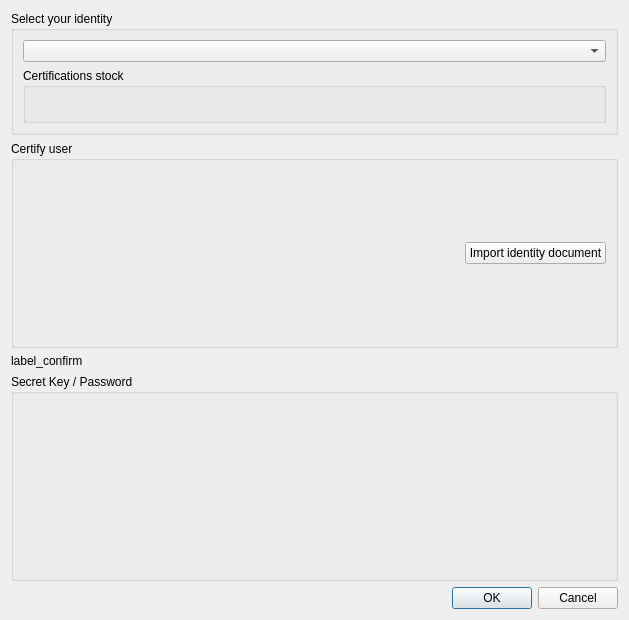
First picture: the form in src/sakia/gui/sub/certification/certification.ui, repository duniter/sakia, before the edit.
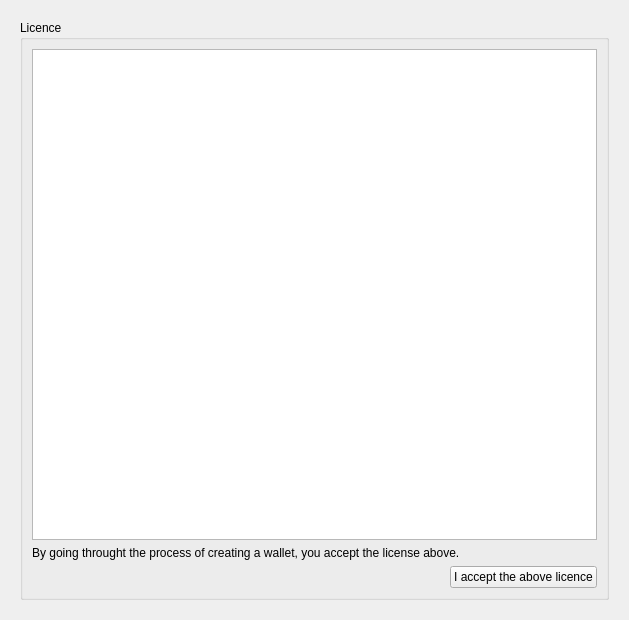
Second picture: the form after the edit. The open tabs and pages were chosen to show the change.

Commit message: New certification process

What changed in the file:
```diff
--- a/src/sakia/gui/sub/certification/certification.ui
+++ b/src/sakia/gui/sub/certification/certification.ui
@@ -15,6 +15,13 @@
   </property>
   <layout class="QVBoxLayout" name="verticalLayout">
    <item>
+    <widget class="QStackedWidget" name="stackedWidget">
+     <property name="currentIndex">
+      <number>0</number>
+     </property>
+     <widget class="QWidget" name="page">
+      <layout class="QVBoxLayout" name="verticalLayout_7">
+       <item>
     <widget class="QGroupBox" name="groupbox_identity">
      <property name="sizePolicy">
       <sizepolicy hsizetype="Preferred" vsizetype="Maximum">
@@ -55,22 +62,15 @@
      </property>
      <layout class="QVBoxLayout" name="verticalLayout_3">
       <item>
-       <layout class="QHBoxLayout" name="horizontalLayout">
-        <item>
-         <spacer name="horizontalSpacer">
-          <property name="orientation">
-           <enum>Qt::Horizontal</enum>
-          </property>
-          <property name="sizeHint" stdset="0">
-           <size>
-            <width>40</width>
-            <height>20</height>
-           </size>
-          </property>
-         </spacer>
-        </item>
+           <layout class="QHBoxLayout" name="identity_select_layout">
         <item>
          <widget class="QPushButton" name="button_import_identity">
+              <property name="sizePolicy">
+               <sizepolicy hsizetype="Maximum" vsizetype="Fixed">
+                <horstretch>0</horstretch>
+                <verstretch>0</verstretch>
+               </sizepolicy>
+              </property>
           <property name="text">
            <string>Import identity document</string>
           </property>
@@ -82,18 +82,84 @@
     </widget>
    </item>
    <item>
+        <layout class="QHBoxLayout" name="horizontalLayout">
+         <item>
+          <spacer name="horizontalSpacer_2">
+           <property name="orientation">
+            <enum>Qt::Horizontal</enum>
+           </property>
+           <property name="sizeHint" stdset="0">
+            <size>
+             <width>40</width>
+             <height>20</height>
+            </size>
+           </property>
+          </spacer>
+         </item>
+         <item>
+          <widget class="QPushButton" name="button_process">
+           <property name="text">
+            <string>Process certification</string>
+           </property>
+          </widget>
+         </item>
+        </layout>
+       </item>
+      </layout>
+     </widget>
+     <widget class="QWidget" name="page_2">
+      <layout class="QVBoxLayout" name="verticalLayout_8">
+       <item>
+        <widget class="QGroupBox" name="groupBox">
+         <property name="title">
+          <string>Licence</string>
+         </property>
+         <layout class="QVBoxLayout" name="verticalLayout_5">
+          <item>
+           <widget class="QTextEdit" name="text_licence">
+            <property name="readOnly">
+             <bool>true</bool>
+            </property>
+           </widget>
+          </item>
+          <item>
     <widget class="QLabel" name="label_confirm">
-     <property name="sizePolicy">
-      <sizepolicy hsizetype="Preferred" vsizetype="Maximum">
-       <horstretch>0</horstretch>
-       <verstretch>0</verstretch>
-      </sizepolicy>
-     </property>
+            <property name="text">
+             <string>By going throught the process of creating a wallet, you accept the license above.</string>
+            </property>
+           </widget>
+          </item>
+          <item>
+           <layout class="QHBoxLayout" name="horizontalLayout_2">
+            <item>
+             <spacer name="horizontalSpacer_3">
+              <property name="orientation">
+               <enum>Qt::Horizontal</enum>
+              </property>
+              <property name="sizeHint" stdset="0">
+               <size>
+                <width>40</width>
+                <height>20</height>
+               </size>
+              </property>
+             </spacer>
+            </item>
+            <item>
+             <widget class="QPushButton" name="button_accept">
      <property name="text">
-      <string>label_confirm</string>
+               <string>I accept the above licence</string>
      </property>
     </widget>
    </item>
+           </layout>
+          </item>
+         </layout>
+        </widget>
+       </item>
+      </layout>
+     </widget>
+     <widget class="QWidget" name="page_3">
+      <layout class="QVBoxLayout" name="verticalLayout_9">
    <item>
     <widget class="QGroupBox" name="group_box_password">
      <property name="title">
@@ -117,6 +183,10 @@
      <property name="standardButtons">
       <set>QDialogButtonBox::Cancel|QDialogButtonBox::Ok</set>
      </property>
+        </widget>
+       </item>
+      </layout>
+     </widget>
     </widget>
    </item>
   </layout>
```
Lines whose indentation alone changed are shown as unchanged. The commit also changes 14 other files.
